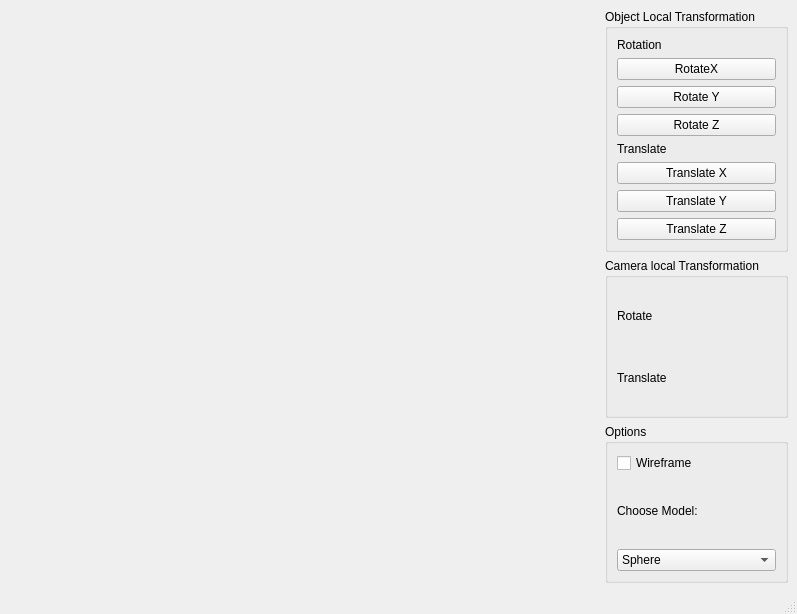
sora-M31/QAnt, file ui/mainwindow.ui: the form before one commit.
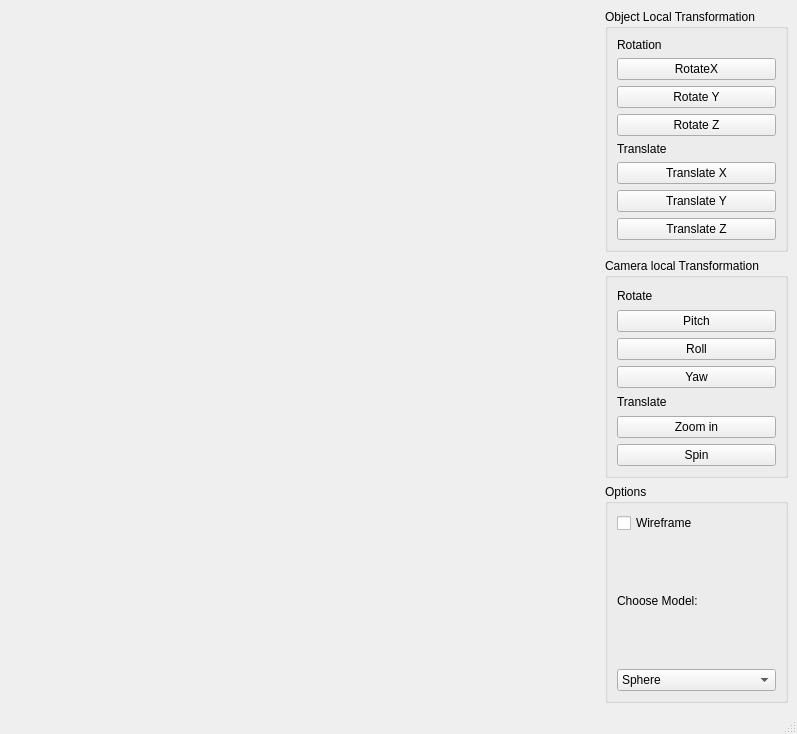
The form after the commit.

Diff of the .ui file:
```diff
--- a/ui/mainwindow.ui
+++ b/ui/mainwindow.ui
@@ -7,7 +7,7 @@
     <x>0</x>
     <y>0</y>
     <width>797</width>
-    <height>614</height>
+    <height>734</height>
    </rect>
   </property>
   <property name="windowTitle">
@@ -41,13 +41,48 @@
          </property>
         </widget>
        </item>
-       <item row="1" column="0">
+       <item row="5" column="0">
         <widget class="QLabel" name="label_6">
          <property name="text">
           <string>Translate</string>
          </property>
         </widget>
        </item>
+       <item row="2" column="0">
+        <widget class="QPushButton" name="m_pitch">
+         <property name="text">
+          <string>Pitch</string>
+         </property>
+        </widget>
+       </item>
+       <item row="4" column="0">
+        <widget class="QPushButton" name="m_yaw">
+         <property name="text">
+          <string>Yaw</string>
+         </property>
+        </widget>
+       </item>
+       <item row="6" column="0">
+        <widget class="QPushButton" name="m_zoom">
+         <property name="text">
+          <string>Zoom in</string>
+         </property>
+        </widget>
+       </item>
+       <item row="7" column="0">
+        <widget class="QPushButton" name="m_spin">
+         <property name="text">
+          <string>Spin</string>
+         </property>
+        </widget>
+       </item>
+       <item row="3" column="0">
+        <widget class="QPushButton" name="m_roll">
+         <property name="text">
+          <string>Roll</string>
+         </property>
+        </widget>
+       </item>
       </layout>
      </widget>
     </item>
@@ -129,8 +164,8 @@
          </property>
         </widget>
        </item>
-       <item row="2" column="0">
-        <widget class="QComboBox" name="comboBox">
+       <item row="3" column="0">
+        <widget class="QComboBox" name="m_model">
          <item>
           <property name="text">
            <string>Sphere</string>
@@ -143,7 +178,7 @@
          </item>
         </widget>
        </item>
-       <item row="1" column="0">
+       <item row="2" column="0">
         <widget class="QLabel" name="label_4">
          <property name="text">
           <string>Choose Model:</string>
```
Left out of the diff: 25 changed lines with no effect on the pictures.
